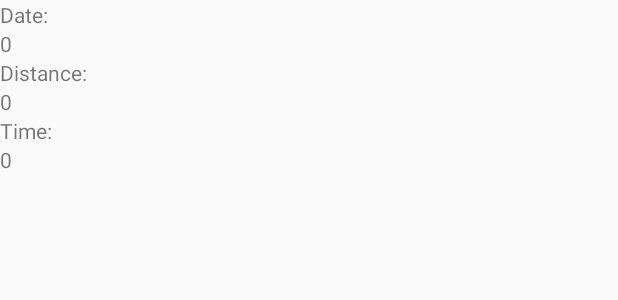
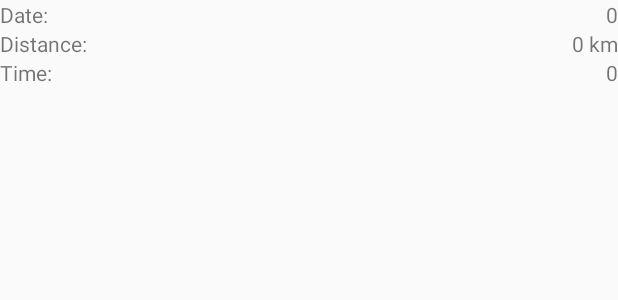
Before and after one commit to astrimagnussen/GhostRunner, an Android app: the layout row.xml on its own in the app's theme, with its tools: preview values and no code run, on a phone screen of 412 x 824 dp. Shown: the top 300 px of the screen. Run offline under Robolectric (Android 15) with nearby library versions, the light colour scheme and no system bars.

Commit message:
inlaesning av fil i GhostRun aer raett, screen rotation laast till portrait, enheter visas efter vaerden (ex km, min/km), layouten i varje list-item aer baettre

```diff
--- a/app/src/main/java/mycompany/ghostrunner/NewRun.java
+++ b/app/src/main/java/mycompany/ghostrunner/NewRun.java
@@ -293,13 +293,13 @@ public class NewRun extends AppCompatActivity implements GoogleApiClient.Connect
         int tenMeters = (distance/10)%100;
         int km = distance/1000;
         startLocation = mCurrentLocation;
-        distText.setText(String.format("%d.%02d", km, tenMeters));
+        distText.setText(String.format("%d.%02d %s", km, tenMeters, " km"));
     }
     public void calcAvgPace (){
         int avgPaceSec = milliSeconds/distance;
         int avgPaceMin = avgPaceSec/60;
         avgPaceSec = avgPaceSec%60;
-        paceText.setText(String.format("%d:%02d", avgPaceMin, avgPaceSec));
+        paceText.setText(String.format("%d:%02d %s", avgPaceMin, avgPaceSec, " min/km"));
 
     }
 
@@ -339,12 +339,10 @@ public class NewRun extends AppCompatActivity implements GoogleApiClient.Connect
             e.printStackTrace();
         }
         save.start();
-
     }
 
     //Läser in från fil och visa stuff
     public void menu(View view){
-
             Intent intent = new Intent(this, MainActivity.class);
             startActivity(intent);
 
--- a/app/src/main/res/layout/content_new_run.xml
+++ b/app/src/main/res/layout/content_new_run.xml
@@ -38,7 +38,7 @@
             android:layout_height="wrap_content"
             android:layout_marginTop="20dp"
             android:layout_alignParentRight ="true"
-            android:text="0"
+            android:text="0 km"
             android:textViewStyle="@style/displayRun">
         </TextView>
 
@@ -76,7 +76,7 @@
             android:layout_height="wrap_content"
             android:layout_alignParentRight ="true"
             android:layout_below="@id/showTime"
-            android:text="0"
+            android:text="0 min/km"
             android:textViewStyle="@style/displayRun" >
         </TextView>
     </RelativeLayout>
--- a/app/src/main/res/layout/row.xml
+++ b/app/src/main/res/layout/row.xml
@@ -1,5 +1,5 @@
 <?xml version="1.0" encoding="utf-8"?>
-<LinearLayout xmlns:android="http://schemas.android.com/apk/res/android"
+<RelativeLayout xmlns:android="http://schemas.android.com/apk/res/android"
     android:layout_width="match_parent"
     android:layout_height="match_parent"
     android:orientation="vertical">
@@ -14,32 +14,37 @@
         android:id="@+id/dateTextGhost"
         android:layout_width="wrap_content"
         android:layout_height="wrap_content"
-        android:text="0" />
+        android:text="0"
+        android:layout_alignParentRight="true" />
 
     <TextView
-        android:id="@+id/distanceTitleGhost"
+        android:id="@+id/distTitleGhost"
         android:layout_width="wrap_content"
         android:layout_height="wrap_content"
         android:text="Distance: "
-        android:layout_below="@id/dateTextGhost" />
+        android:layout_below="@id/dateTitleGhost" />
 
     <TextView
         android:id="@+id/distTextGhost"
         android:layout_width="wrap_content"
         android:layout_height="wrap_content"
-        android:text="0" />
+        android:text="0 km"
+        android:layout_alignParentRight="true"
+        android:layout_below="@id/dateTextGhost"/>
 
     <TextView
         android:id="@+id/timeTitleGhost"
         android:layout_width="wrap_content"
         android:layout_height="wrap_content"
         android:text="Time: "
-        android:layout_below="@id/distTextGhost" />
+        android:layout_below="@id/distTitleGhost" />
 
     <TextView
         android:id="@+id/timeTextGhost"
         android:layout_width="wrap_content"
         android:layout_height="wrap_content"
-        android:text="0" />
+        android:text="0"
+        android:layout_alignParentRight="true"
+        android:layout_below="@id/distTextGhost" />
 
-</LinearLayout>
+</RelativeLayout>
```
Also changed, not shown: app/src/main/AndroidManifest.xml (+6 -3 lines), app/src/main/java/mycompany/ghostrunner/GhostRun.java (+3 -7 lines).
